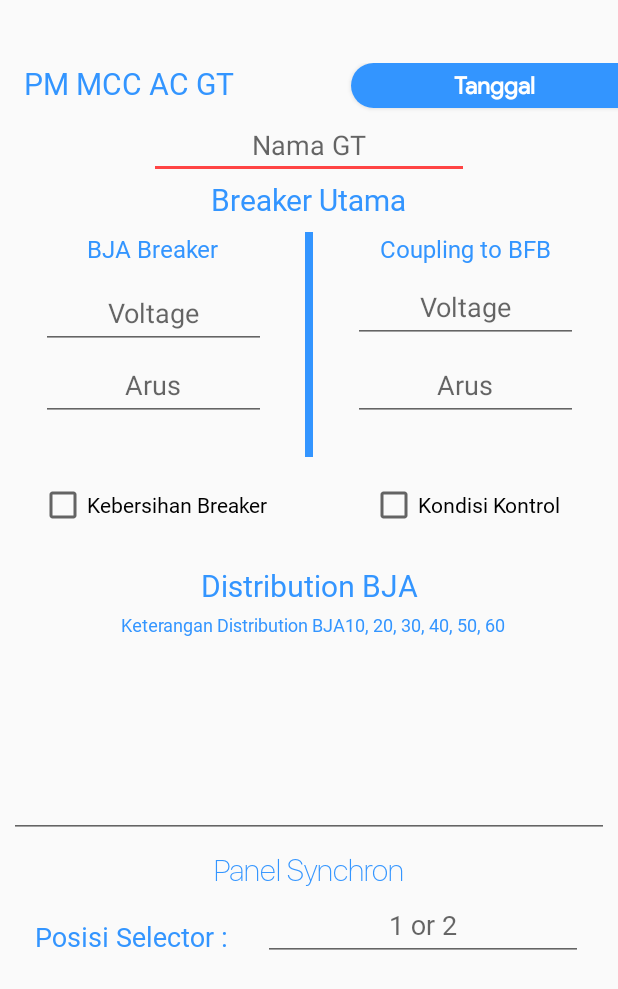
After one commit to herwin20/APEM, an Android app: the layout pm_mcc_ac.xml on its own in the app's theme, with its tools: preview values and no code run, on a phone screen of 412 x 824 dp. The commit adds this screen. Shown: the top 989 px of the screen. Run offline under Robolectric (Android 15) with nearby library versions, the light colour scheme and no system bars; Roboto replaces fonts that are not available here.

Commit message:
Added PM MCC AC

```diff
--- a/app/build.gradle
+++ b/app/build.gradle
@@ -26,6 +26,7 @@ dependencies {
     implementation 'com.google.android.material:material:1.3.0'
     //implementation 'com.google.android.material:material:1.3.0-alpha02'
     implementation 'androidx.lifecycle:lifecycle-extensions:2.2.0'
+    implementation 'androidx.swiperefreshlayout:swiperefreshlayout:1.1.0'
     testImplementation 'junit:junit:4.13.2'
     androidTestImplementation 'androidx.ChkBoxSilicaGT11.ext:junit:1.1.0'
     androidTestImplementation 'androidx.ChkBoxSilicaGT11.espresso:espresso-core:3.1.1'
--- a/app/src/main/java/com/herwinlab/apem/pmgasturbine/batterybluetooth/BluetoothBattery.java
+++ b/app/src/main/java/com/herwinlab/apem/pmgasturbine/batterybluetooth/BluetoothBattery.java
@@ -1,6 +1,4 @@
 package com.herwinlab.apem.pmgasturbine.batterybluetooth;
-
-import static androidx.constraintlayout.motion.utils.Oscillator.TAG;
 
 import android.annotation.SuppressLint;
 import android.bluetooth.BluetoothAdapter;
@@ -9,7 +7,6 @@ import android.content.BroadcastReceiver;
 import android.content.Context;
 import android.content.DialogInterface;
 import android.content.Intent;
-import android.content.SharedPreferences;
 import android.content.pm.ActivityInfo;
 import android.graphics.Bitmap;
 import android.graphics.BitmapFactory;
@@ -37,13 +34,11 @@ import android.widget.TextView;
 import android.widget.Toast;
 
 import androidx.annotation.Nullable;
-import androidx.annotation.RequiresApi;
 import androidx.appcompat.app.AlertDialog;
 import androidx.appcompat.app.AppCompatActivity;
 import androidx.appcompat.app.AppCompatDelegate;
 import androidx.cardview.widget.CardView;
 
-import com.github.mikephil.charting.charts.BarChart;
 import com.github.mikephil.charting.charts.LineChart;
 import com.github.mikephil.charting.components.LimitLine;
 import com.github.mikephil.charting.components.XAxis;
@@ -54,9 +49,6 @@ import com.github.mikephil.charting.data.LineDataSet;
 import com.github.mikephil.charting.formatter.IndexAxisValueFormatter;
 import com.github.mikephil.charting.utils.ColorTemplate;
 import com.herwinlab.apem.R;
-import com.herwinlab.apem.pmgasturbine.PmBattery12V;
-import com.herwinlab.apem.pmgasturbine.PmBatteryBTM;
-import com.herwinlab.apem.pmgasturbine.PmGenerator;
 import com.kyanogen.signatureview.SignatureView;
 
 import java.io.ByteArrayOutputStream;
@@ -2429,7 +2421,7 @@ public class BluetoothBattery extends AppCompatActivity implements Bluetooth.Com
             Calendar c1 = Calendar.getInstance();
             SimpleDateFormat sdf1 = new SimpleDateFormat("dd/MM/yyyy h:m:s a");
             String strdate1 = sdf1.format(c1.getTime());
-            TextView txtdate1 = findViewById(R.id.tanggalble2);
+            TextView txtdate1 = findViewById(R.id.tanggalmccac);
             txtdate1.setText(strdate1);
 
             //Continue Running
--- /dev/null
+++ b/app/src/main/java/com/herwinlab/apem/pmgasturbine/pmmccac/AdapterMCCAC.java
@@ -0,0 +1,4 @@
+package com.herwinlab.apem.pmgasturbine.pmmccac;
+
+public class AdapterMCCAC {
+}
--- a/app/src/main/res/layout/bluetooth_activity_battery.xml
+++ b/app/src/main/res/layout/bluetooth_activity_battery.xml
@@ -28,7 +28,7 @@
                 android:background="@color/frg2Color">
 
                 <TextView
-                    android:id="@+id/tanggalble2"
+                    android:id="@+id/tanggalmccac"
                     android:layout_width="wrap_content"
                     android:layout_height="wrap_content"
                     android:fontFamily="@font/product_sans_reguler"
--- /dev/null
+++ b/app/src/main/res/layout/pm_mcc_ac.xml
@@ -0,0 +1,323 @@
+<?xml version="1.0" encoding="utf-8"?>
+<androidx.constraintlayout.widget.ConstraintLayout xmlns:android="http://schemas.android.com/apk/res/android"
+    xmlns:app="http://schemas.android.com/apk/res-auto"
+    xmlns:tools="http://schemas.android.com/tools"
+    android:layout_width="match_parent"
+    android:layout_height="match_parent">
+
+    <androidx.constraintlayout.widget.ConstraintLayout
+        android:id="@+id/constraintLayout2"
+        android:layout_width="match_parent"
+        android:layout_height="wrap_content"
+        android:layout_marginTop="42dp"
+        android:background="@color/white"
+        app:layout_constraintEnd_toEndOf="parent"
+        app:layout_constraintHorizontal_bias="0.0"
+        app:layout_constraintStart_toStartOf="parent"
+        app:layout_constraintTop_toTopOf="parent">
+
+        <TextView
+            android:id="@+id/textView21"
+            android:layout_width="wrap_content"
+            android:layout_height="wrap_content"
+            android:layout_marginStart="16dp"
+            android:fontFamily="@font/sfuidisplay_light"
+            android:text="PM MCC AC GT"
+            android:textColor="@color/frg2Color"
+            android:textSize="20sp"
+            app:layout_constraintStart_toStartOf="parent"
+            app:layout_constraintTop_toTopOf="parent" />
+
+        <androidx.cardview.widget.CardView
+            android:layout_width="250dp"
+            android:layout_height="30dp"
+            android:layout_marginStart="150dp"
+            app:cardCornerRadius="40dp"
+            app:layout_constraintEnd_toEndOf="parent"
+            app:layout_constraintStart_toEndOf="@+id/textView21"
+            app:layout_constraintTop_toTopOf="parent">
+
+            <androidx.constraintlayout.widget.ConstraintLayout
+                android:layout_width="match_parent"
+                android:layout_height="match_parent"
+                android:background="@color/frg2Color">
+
+                <TextView
+                    android:id="@+id/tanggalmccac"
+                    android:layout_width="wrap_content"
+                    android:layout_height="wrap_content"
+                    android:fontFamily="@font/product_sans_reguler"
+                    android:text="Tanggal"
+                    android:textColor="#FFFFFF"
+                    android:textSize="16sp"
+                    android:textStyle="bold"
+                    app:layout_constraintBottom_toBottomOf="parent"
+                    app:layout_constraintEnd_toEndOf="parent"
+                    app:layout_constraintHorizontal_bias="0.35"
+                    app:layout_constraintStart_toStartOf="parent"
+                    app:layout_constraintTop_toTopOf="parent" />
+            </androidx.constraintlayout.widget.ConstraintLayout>
+        </androidx.cardview.widget.CardView>
+
+        <EditText
+            android:id="@+id/namaGT_MCCAC"
+            android:layout_width="wrap_content"
+            android:layout_height="wrap_content"
+            android:layout_marginTop="32dp"
+            android:ems="10"
+            android:hint="Nama GT"
+            android:inputType="textPersonName"
+            android:textAlignment="center"
+            app:layout_constraintBottom_toBottomOf="parent"
+            app:layout_constraintEnd_toEndOf="parent"
+            app:layout_constraintStart_toStartOf="parent"
+            app:layout_constraintTop_toTopOf="parent"
+            app:layout_constraintVertical_bias="0.0"
+            tools:ignore="TouchTargetSizeCheck" />
+
+    </androidx.constraintlayout.widget.ConstraintLayout>
+
+    <androidx.constraintlayout.widget.ConstraintLayout
+        android:layout_width="0dp"
+        android:layout_height="0dp"
+        app:layout_constraintBottom_toBottomOf="parent"
+        app:layout_constraintEnd_toEndOf="parent"
+        app:layout_constraintHorizontal_bias="0.0"
+        app:layout_constraintStart_toStartOf="parent"
+        app:layout_constraintTop_toBottomOf="@+id/constraintLayout2">
+
+        <ScrollView
+            android:layout_width="match_parent"
+            android:layout_height="match_parent"
+            android:fillViewport="true"
+            app:layout_constraintBottom_toBottomOf="parent"
+            app:layout_constraintEnd_toEndOf="parent"
+            app:layout_constraintHorizontal_bias="0.0"
+            app:layout_constraintStart_toStartOf="parent"
+            app:layout_constraintTop_toTopOf="parent"
+            app:layout_constraintVertical_bias="0.0"
+            tools:ignore="SpeakableTextPresentCheck">
+
+            <androidx.constraintlayout.widget.ConstraintLayout
+                android:layout_width="match_parent"
+                android:layout_height="wrap_content">
+
+                <TextView
+                    android:id="@+id/textView24"
+                    android:layout_width="wrap_content"
+                    android:layout_height="wrap_content"
+                    android:fontFamily="@font/sfuidisplay_light"
+                    android:text="Breaker Utama"
+                    android:textColor="@color/frg2Color"
+                    android:textSize="20sp"
+                    app:layout_constraintEnd_toEndOf="parent"
+                    app:layout_constraintStart_toStartOf="parent"
+                    app:layout_constraintTop_toTopOf="parent" />
+
+                <View
+                    android:id="@+id/view5"
+                    android:layout_width="5dp"
+                    android:layout_height="150dp"
+                    android:layout_marginTop="8dp"
+                    android:background="@color/frg2Color"
+                    app:layout_constraintEnd_toEndOf="parent"
+                    app:layout_constraintStart_toStartOf="parent"
+                    app:layout_constraintTop_toBottomOf="@+id/textView24" />
+
+                <TextView
+                    android:id="@+id/textView25"
+                    android:layout_width="wrap_content"
+                    android:layout_height="wrap_content"
+                    android:fontFamily="@font/sfuidisplay_light"
+                    android:text="BJA Breaker"
+                    android:textColor="@color/frg2Color"
+                    android:textSize="16sp"
+                    app:layout_constraintEnd_toStartOf="@+id/view5"
+                    app:layout_constraintStart_toStartOf="parent"
+                    app:layout_constraintTop_toTopOf="@+id/view5" />
+
+                <TextView
+                    android:id="@+id/textView26"
+                    android:layout_width="wrap_content"
+                    android:layout_height="wrap_content"
+                    android:fontFamily="@font/sfuidisplay_light"
+                    android:text="Coupling to BFB"
+                    android:textColor="@color/frg2Color"
+                    android:textSize="16sp"
+                    app:layout_constraintEnd_toEndOf="parent"
+                    app:layout_constraintStart_toEndOf="@+id/view5"
+                    app:layout_constraintTop_toTopOf="@+id/view5" />
+
+                <EditText
+                    android:id="@+id/voltage_mcc_ac_bja"
+                    android:layout_width="150dp"
+                    android:layout_height="wrap_content"
+                    android:layout_marginTop="8dp"
+                    android:ems="10"
+                    android:hint="Voltage"
+                    android:inputType="textPersonName"
+                    android:minHeight="48dp"
+                    android:textAlignment="center"
+                    app:layout_constraintEnd_toEndOf="@+id/textView25"
+                    app:layout_constraintStart_toStartOf="@+id/textView25"
+                    app:layout_constraintTop_toBottomOf="@+id/textView25" />
+
+                <EditText
+                    android:id="@+id/voltage_mcc_ac_sst"
+                    android:layout_width="150dp"
+                    android:layout_height="wrap_content"
+                    android:ems="10"
+                    android:hint="Voltage"
+                    android:inputType="textPersonName"
+                    android:minHeight="48dp"
+                    android:textAlignment="center"
+                    app:layout_constraintBottom_toBottomOf="@+id/voltage_mcc_ac_bja"
+                    app:layout_constraintEnd_toEndOf="@+id/textView26"
+                    app:layout_constraintStart_toStartOf="@+id/textView26"
+                    app:layout_constraintTop_toBottomOf="@+id/textView25" />
+
+                <EditText
+                    android:id="@+id/arus_mcc_ac_bja"
+                    android:layout_width="150dp"
+                    android:layout_height="wrap_content"
+                    android:ems="10"
+                    android:hint="Arus"
+                    android:inputType="textPersonName"
+                    android:minHeight="48dp"
+                    android:textAlignment="center"
+                    app:layout_constraintEnd_toEndOf="@+id/textView25"
+                    app:layout_constraintStart_toStartOf="@+id/textView25"
+                    app:layout_constraintTop_toBottomOf="@+id/voltage_mcc_ac_bja" />
+
+                <EditText
+                    android:id="@+id/arus_mcc_ac_sst"
+                    android:layout_width="150dp"
+                    android:layout_height="wrap_content"
+                    android:ems="10"
+                    android:hint="Arus"
+                    android:inputType="textPersonName"
+                    android:minHeight="48dp"
+                    android:textAlignment="center"
+                    app:layout_constraintBottom_toBottomOf="@+id/arus_mcc_ac_bja"
+                    app:layout_constraintEnd_toEndOf="@+id/textView26"
+                    app:layout_constraintStart_toStartOf="@+id/textView26"
+                    app:layout_constraintTop_toBottomOf="@+id/voltage_mcc_ac_bja" />
+
+                <CheckBox
+                    android:id="@+id/kebersihan_mcc_ac"
+                    android:layout_width="wrap_content"
+                    android:layout_height="wrap_content"
+                    android:layout_marginTop="8dp"
+                    android:fontFamily="@font/sfuidisplay_light"
+                    android:minHeight="48dp"
+                    android:text="Kebersihan Breaker"
+                    app:layout_constraintEnd_toEndOf="@+id/arus_mcc_ac_bja"
+                    app:layout_constraintStart_toStartOf="@+id/arus_mcc_ac_bja"
+                    app:layout_constraintTop_toBottomOf="@+id/view5" />
+
+                <CheckBox
+                    android:id="@+id/kontrol_visual_mcc"
+                    android:layout_width="wrap_content"
+                    android:layout_height="wrap_content"
+                    android:layout_marginTop="8dp"
+                    android:fontFamily="@font/sfuidisplay_light"
+                    android:minHeight="48dp"
+                    android:text="Kondisi Kontrol"
+                    app:layout_constraintEnd_toEndOf="@+id/arus_mcc_ac_sst"
+                    app:layout_constraintStart_toStartOf="@+id/arus_mcc_ac_sst"
+                    app:layout_constraintTop_toBottomOf="@+id/view5" />
+
+                <TextView
+                    android:id="@+id/textView20"
+                    android:layout_width="wrap_content"
+                    android:layout_height="wrap_content"
+                    android:layout_marginTop="16dp"
+                    android:fontFamily="@font/sfuidisplay_light"
+                    android:text="Distribution BJA"
+                    android:textColor="@color/frg2Color"
+                    android:textSize="20sp"
+                    app:layout_constraintEnd_toEndOf="@+id/textView24"
+                    app:layout_constraintStart_toStartOf="@+id/textView24"
+                    app:layout_constraintTop_toBottomOf="@+id/kebersihan_mcc_ac" />
+
+                <EditText
+                    android:id="@+id/ket_bja_mccac"
+                    android:layout_width="400dp"
+                    android:layout_height="wrap_content"
+                    android:layout_marginStart="8dp"
+                    android:layout_marginTop="24dp"
+                    android:layout_marginEnd="8dp"
+                    android:ems="10"
+                    android:gravity="start|top"
+                    android:inputType="textMultiLine"
+                    android:lines="10"
+                    android:maxLines="15"
+                    android:minLines="5"
+                    app:layout_constraintEnd_toEndOf="@+id/textView20"
+                    app:layout_constraintHorizontal_bias="0.503"
+                    app:layout_constraintStart_toStartOf="@+id/textView20"
+                    app:layout_constraintTop_toBottomOf="@+id/textView20"
+                    tools:ignore="SpeakableTextPresentCheck" />
+
+                <TextView
+                    android:id="@+id/textView22"
+                    android:layout_width="wrap_content"
+                    android:layout_height="wrap_content"
+                    android:fontFamily="@font/sfuidisplay_light"
+                    android:text="Keterangan Distribution BJA10, 20, 30, 40, 50, 60"
+                    android:textColor="@color/frg2Color"
+                    android:textSize="12sp"
+                    app:layout_constraintBottom_toTopOf="@+id/ket_bja_mccac"
+                    app:layout_constraintEnd_toEndOf="parent"
+                    app:layout_constraintStart_toStartOf="@+id/ket_bja_mccac"
+                    app:layout_constraintTop_toBottomOf="@+id/textView20" />
+
+                <TextView
+                    android:id="@+id/textView23"
+                    android:layout_width="wrap_content"
+                    android:layout_height="wrap_content"
+                    android:layout_marginTop="8dp"
+                    android:fontFamily="@font/sfuidisplay_thin"
+                    android:text="Panel Synchron"
+                    android:textColor="@color/frg2Color"
+                    android:textSize="20sp"
+                    app:layout_constraintEnd_toEndOf="parent"
+                    app:layout_constraintStart_toStartOf="parent"
+                    app:layout_constraintTop_toBottomOf="@+id/ket_bja_mccac" />
+
+                <TextView
+                    android:id="@+id/textView27"
+                    android:layout_width="wrap_content"
+                    android:layout_height="wrap_content"
+                    android:layout_marginTop="16dp"
+                    android:fontFamily="@font/sfuidisplay_light"
+                    android:text="Posisi Selector :"
+                    android:textColor="@color/frg2Color"
+                    android:textSize="18sp"
+                    app:layout_constraintEnd_toStartOf="@+id/editTextNumber"
+                    app:layout_constraintStart_toStartOf="parent"
+                    app:layout_constraintTop_toBottomOf="@+id/textView23" />
+
+                <EditText
+                    android:id="@+id/editTextNumber"
+                    android:layout_width="wrap_content"
+                    android:layout_height="wrap_content"
+                    android:layout_marginBottom="16dp"
+                    android:ems="10"
+                    android:fontFamily="@font/sfuidisplay_light"
+                    android:hint="1 or 2"
+                    android:inputType="number"
+                    android:minHeight="48dp"
+                    android:textAlignment="center"
+                    app:layout_constraintBottom_toBottomOf="@+id/textView27"
+                    app:layout_constraintEnd_toEndOf="parent"
+                    app:layout_constraintStart_toEndOf="@+id/textView27"
+                    app:layout_constraintTop_toTopOf="@+id/textView27" />
+            </androidx.constraintlayout.widget.ConstraintLayout>
+        </ScrollView>
+
+    </androidx.constraintlayout.widget.ConstraintLayout>
+
+
+
+</androidx.constraintlayout.widget.ConstraintLayout>
--- a/app/src/main/res/layout/pmgenerator_activity.xml
+++ b/app/src/main/res/layout/pmgenerator_activity.xml
@@ -14,7 +14,7 @@
         android:fontFamily="@font/product_sans_bold"
         android:text="Pemeliharaan Generator"
         android:textAlignment="center"
-        android:textColor="@color/penRoyalBlue"
+        android:textColor="@color/frg2Color"
         android:textSize="20dp" />
 
 
--- a/build.gradle
+++ b/build.gradle
@@ -7,7 +7,7 @@ buildscript {
 
     }
     dependencies {
-        classpath 'com.android.tools.build:gradle:4.2.1'
+        classpath 'com.android.tools.build:gradle:7.0.1'
 
         // NOTE: Do not place your application dependencies here; they belong
         // in the individual module build.gradle files
```
Also changed, not shown: app/src/main/java/com/herwinlab/apem/pmgasturbine/PmGasTurbine.java (+7 -1 lines), app/src/main/res/layout/new_pm_gas_activity.xml (+32 -3 lines), app/src/main/res/layout/pm_mcc_ac_listitem.xml (added, +61 -0 lines), app/src/main/res/layout/pm_mcc_ac_listview.xml (added, +79 -0 lines), gradle/wrapper/gradle-wrapper.properties.
